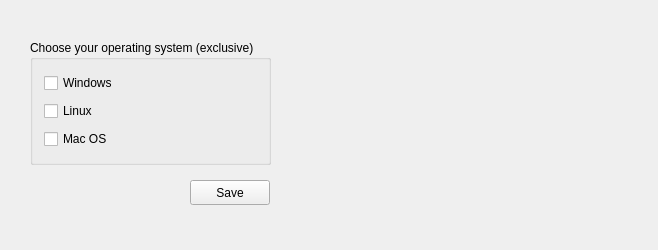
Before: the Qt Designer form QtWidges/CheckBoxApp/widget.ui in eduardorasgado/RoadtoQt5, drawn with Qt 5.
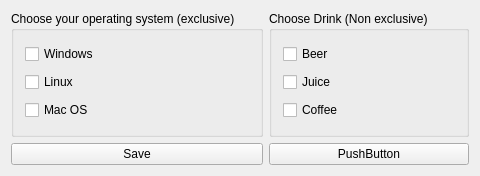
After: the same form once the commit is applied.

Commit message: drinks check box added

What changed in the file:
```diff
--- a/QtWidges/CheckBoxApp/widget.ui
+++ b/QtWidges/CheckBoxApp/widget.ui
@@ -6,22 +6,18 @@
    <rect>
     <x>0</x>
     <y>0</y>
-    <width>658</width>
-    <height>250</height>
+    <width>480</width>
+    <height>176</height>
    </rect>
   </property>
   <property name="windowTitle">
    <string>Widget</string>
   </property>
+  <layout class="QHBoxLayout" name="horizontalLayout">
+   <item>
+    <layout class="QVBoxLayout" name="verticalLayout_2">
+     <item>
   <widget class="QGroupBox" name="groupBox">
-   <property name="geometry">
-    <rect>
-     <x>30</x>
-     <y>40</y>
-     <width>241</width>
-     <height>125</height>
-    </rect>
-   </property>
    <property name="title">
     <string>Choose your operating system (exclusive)</string>
    </property>
@@ -49,19 +45,64 @@
     </item>
    </layout>
   </widget>
+     </item>
+     <item>
   <widget class="QPushButton" name="save_data_btn">
-   <property name="geometry">
-    <rect>
-     <x>190</x>
-     <y>180</y>
-     <width>80</width>
-     <height>25</height>
-    </rect>
+       <property name="sizePolicy">
+        <sizepolicy hsizetype="Minimum" vsizetype="Fixed">
+         <horstretch>0</horstretch>
+         <verstretch>0</verstretch>
+        </sizepolicy>
    </property>
    <property name="text">
     <string>Save</string>
    </property>
   </widget>
+     </item>
+    </layout>
+   </item>
+   <item>
+    <layout class="QVBoxLayout" name="verticalLayout_3">
+     <item>
+      <widget class="QGroupBox" name="groupBox_2">
+       <property name="title">
+        <string>Choose Drink (Non exclusive)</string>
+       </property>
+       <layout class="QVBoxLayout" name="verticalLayout_4">
+        <item>
+         <widget class="QCheckBox" name="checkBox_beer">
+          <property name="text">
+           <string>Beer</string>
+          </property>
+         </widget>
+        </item>
+        <item>
+         <widget class="QCheckBox" name="checkBox_juice">
+          <property name="text">
+           <string>Juice</string>
+          </property>
+         </widget>
+        </item>
+        <item>
+         <widget class="QCheckBox" name="checkBox_coffee">
+          <property name="text">
+           <string>Coffee</string>
+          </property>
+         </widget>
+        </item>
+       </layout>
+      </widget>
+     </item>
+     <item>
+      <widget class="QPushButton" name="save_dring_btn">
+       <property name="text">
+        <string>PushButton</string>
+       </property>
+      </widget>
+     </item>
+    </layout>
+   </item>
+  </layout>
  </widget>
  <layoutdefault spacing="6" margin="11"/>
  <resources/>
```
Lines whose indentation alone changed are shown as unchanged. The commit also changes 2 other files.
